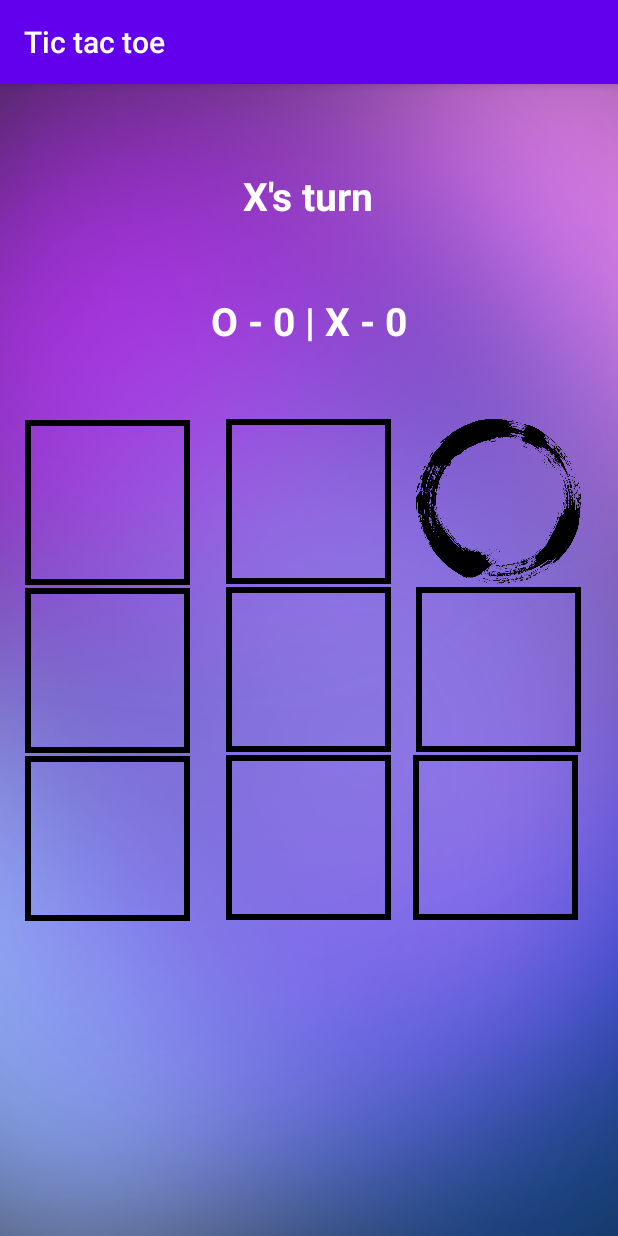
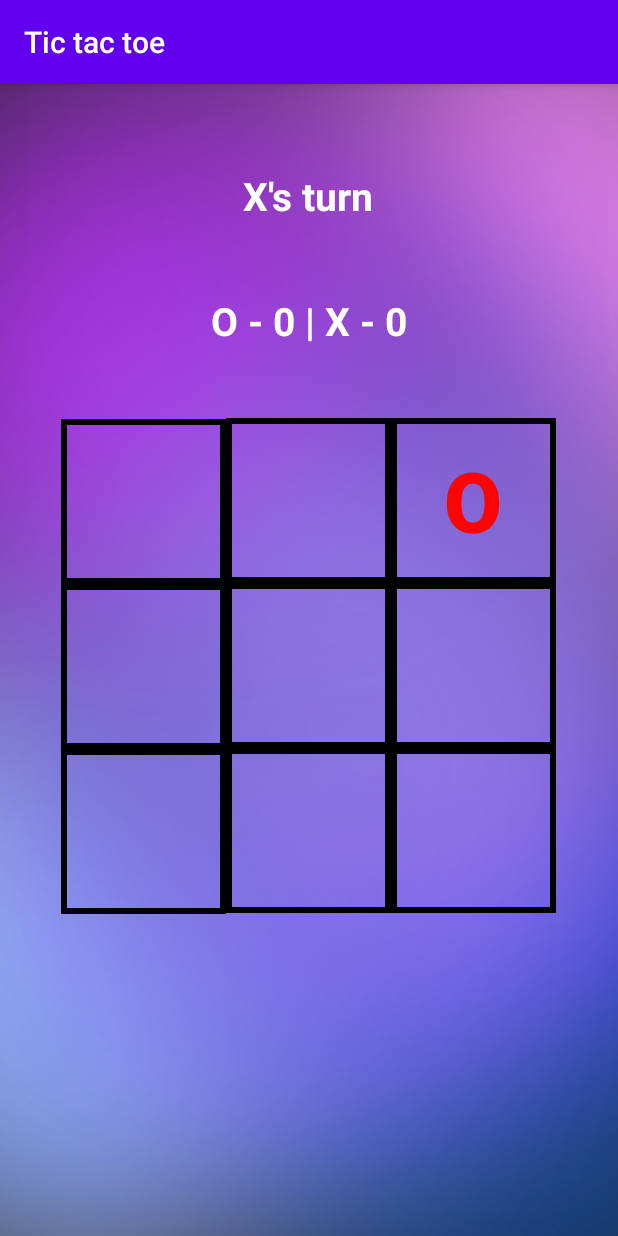
Before and after one commit to vinayak5002/Tic-tac-toe, an Android app: the GamePage screen opened directly, with no data from a screen before it, after a tap on "TODO", on a phone screen of 412 x 824 dp. Run offline under Robolectric (Android 15) with nearby library versions, the phone set to English and light mode, and no system bars.

Commit message:
improvised board UI

```diff
--- a/app/src/main/java/com/tic_tac_toe/app/GamePage.java
+++ b/app/src/main/java/com/tic_tac_toe/app/GamePage.java
@@ -1,5 +1,6 @@
 package com.tic_tac_toe.app;
 
+import android.graphics.Color;
 import android.support.v7.app.AppCompatActivity;
 import android.os.Bundle;
 import android.util.Log;
@@ -26,13 +27,14 @@ public class GamePage extends AppCompatActivity {
     TextView title;
     TextView scores;
     Button rematch;
-    ImageButton button;
+    Button button;
+    Button cell1, cell2, cell3;
     int buttons[] = { R.id._00, R.id._01, R.id._02, R.id._10, R.id._11, R.id._12, R.id._20, R.id._21, R.id._22 };
 
     public void press(View view) {
         count ++;
-        ImageButton button = (ImageButton) findViewById(view.getId());
-        ImageButton disableButton;
+        button = findViewById(view.getId());
+        Button disableButton;
         // Use this id to update in array a and call the getWinner method to find the winner
         int i = positions.get(view.getId()).getI();
         int j = positions.get(view.getId()).getJ();
@@ -41,20 +43,22 @@ public class GamePage extends AppCompatActivity {
         int winner;
 
         if(count %2 == 0){
-            button.setBackgroundResource(R.drawable.x);
+            button.setText("X");
+            button.setTextColor(Color.parseColor("#1803ff"));
             title.setText("O's turn");
             board[i][j] = 1;
             winner = determine.getWinner(board);
         }
         else{
-            button.setBackgroundResource(R.drawable.o);
+            button.setText("O");
+            button.setTextColor(Color.parseColor("#ff0303"));
             title.setText("X's turn");
             board[i][j] = 0;
             winner = determine.getWinner(board);
         }
         button.setEnabled(false);
         Log.i("winner:", String.valueOf(winner));
-        if(winner == 1 || winner == 0){
+        if(winner == 1 || winner == 0) {
             if (winner == 1) {
                 title.setText("Winner is X");
                 xWin++;
@@ -62,13 +66,13 @@ public class GamePage extends AppCompatActivity {
                 title.setText("Winner is O");
                 oWin++;
             }
-            for(i=0; i<9; i++){
+            for (i = 0; i < 9; i++) {
                 disableButton = findViewById(buttons[i]);
                 disableButton.setEnabled(false);
             }
             rematch.setVisibility(View.VISIBLE);
             scores = findViewById(R.id.scores);
-            scores.setText("O - " + oWin +" | X - " + xWin);
+            scores.setText("O - " + oWin + " | X - " + xWin);
         }
         else if(count == 9){
             title.setText("Its a draw");
@@ -112,7 +116,7 @@ public class GamePage extends AppCompatActivity {
         for(int i=0; i<9; i++){
             button = findViewById(buttons[i]);
             button.setEnabled(true);
-            button.setBackgroundResource(R.drawable.button_border);
+            button.setText(" ");
 
             rematch.setVisibility(View.INVISIBLE);
         }
--- a/app/src/main/res/layout/game_page.xml
+++ b/app/src/main/res/layout/game_page.xml
@@ -24,121 +24,136 @@
         app:layout_constraintTop_toTopOf="parent"
         app:layout_constraintVertical_bias="0.077" />
 
-    <ImageButton
+    <Button
         android:id="@+id/_02"
         android:layout_width="110dp"
         android:layout_height="110dp"
-        android:layout_margin="2dp"
+        android:layout_margin="0dp"
+        android:textColor="@android:color/white"
+        android:textSize="56sp"
+        android:textStyle="bold"
+        android:background="@drawable/button_border"
+        android:contentDescription="TODO"
+        android:onClick="press"
+        app:layout_constraintBottom_toBottomOf="parent"
+        app:layout_constraintStart_toEndOf="@+id/_01"
+        app:layout_constraintTop_toTopOf="parent"
+        app:layout_constraintVertical_bias="0.338" />
+
+    <Button
+        android:id="@+id/_11"
+        android:layout_width="110dp"
+        android:layout_height="110dp"
+        android:layout_margin="0dp"
+        android:textColor="@android:color/white"
+        android:textSize="56sp"
+        android:textStyle="bold"
+        android:background="@drawable/button_border"
+        android:contentDescription="TODO"
+        android:onClick="press"
+        app:layout_constraintEnd_toEndOf="parent"
+        app:layout_constraintHorizontal_bias="0.498"
+        app:layout_constraintStart_toStartOf="parent"
+        app:layout_constraintTop_toBottomOf="@+id/_01" />
+
+    <Button
+        android:id="@+id/_12"
+        android:layout_width="110dp"
+        android:layout_height="110dp"
+        android:layout_margin="0dp"
+        android:textColor="@android:color/white"
+        android:textSize="56sp"
+        android:textStyle="bold"
+        android:background="@drawable/button_border"
+        android:onClick="press"
+        app:layout_constraintStart_toEndOf="@+id/_11"
+        app:layout_constraintTop_toBottomOf="@+id/_02" />
+
+    <Button
+        android:id="@+id/_10"
+        android:layout_width="110dp"
+        android:layout_height="110dp"
+        android:layout_margin="0dp"
+        android:textColor="@android:color/white"
+        android:textSize="56sp"
+        android:textStyle="bold"
+        android:background="@drawable/button_border"
+        android:contentDescription="TODO"
+        android:onClick="press"
+        app:layout_constraintEnd_toStartOf="@+id/_11"
+        app:layout_constraintTop_toBottomOf="@+id/_00" />
+
+    <Button
+        android:id="@+id/_20"
+        android:layout_width="110dp"
+        android:layout_height="110dp"
+        android:layout_margin="0dp"
+        android:textColor="@android:color/white"
+        android:textSize="56sp"
+        android:textStyle="bold"
+        android:background="@drawable/button_border"
+        android:contentDescription="TODO"
+        android:onClick="press"
+        app:layout_constraintEnd_toStartOf="@+id/_21"
+        app:layout_constraintTop_toBottomOf="@+id/_10" />
+
+    <Button
+        android:id="@+id/_21"
+        android:layout_width="110dp"
+        android:layout_height="110dp"
+        android:layout_margin="0dp"
+        android:textColor="@android:color/white"
+        android:textSize="56sp"
+        android:textStyle="bold"
         android:background="@drawable/button_border"
         android:contentDescription="TODO"
         android:onClick="press"
         app:layout_constraintBottom_toBottomOf="parent"
         app:layout_constraintEnd_toEndOf="parent"
-        app:layout_constraintHorizontal_bias="0.384"
-        app:layout_constraintStart_toEndOf="@+id/_01"
-        app:layout_constraintTop_toTopOf="parent"
-        app:layout_constraintVertical_bias="0.338" />
+        app:layout_constraintHorizontal_bias="0.498"
+        app:layout_constraintStart_toStartOf="parent"
+        app:layout_constraintTop_toBottomOf="@+id/_11"
+        app:layout_constraintVertical_bias="0.0" />
 
-    <ImageButton
-        android:id="@+id/_11"
+    <Button
+        android:id="@+id/_22"
         android:layout_width="110dp"
         android:layout_height="110dp"
-        android:onClick="press"
-        android:layout_margin="2dp"
-        android:background="@drawable/button_border"
-        app:layout_constraintEnd_toEndOf="parent"
-        app:layout_constraintHorizontal_bias="0.498"
-        app:layout_constraintStart_toStartOf="parent"
-        app:layout_constraintTop_toBottomOf="@+id/_01"
-        android:contentDescription="TODO" />
-
-    <ImageButton
-        android:id="@+id/_12"
-        android:layout_width="110dp"
-        android:layout_height="110dp"
-        android:layout_margin="2dp"
-        android:background="@drawable/button_border"
-        android:onClick="press"
-        app:layout_constraintEnd_toEndOf="parent"
-        app:layout_constraintHorizontal_bias="0.384"
-        app:layout_constraintStart_toEndOf="@+id/_11"
-        app:layout_constraintTop_toBottomOf="@+id/_02" />
-
-    <ImageButton
-        android:id="@+id/_10"
-        android:layout_width="110dp"
-        android:layout_height="110dp"
-        android:layout_margin="2dp"
+        android:layout_margin="0dp"
+        android:textColor="@android:color/white"
+        android:textSize="56sp"
+        android:textStyle="bold"
         android:background="@drawable/button_border"
         android:contentDescription="TODO"
         android:onClick="press"
-        app:layout_constraintEnd_toStartOf="@+id/_11"
-        app:layout_constraintHorizontal_bias="0.4"
-        app:layout_constraintStart_toStartOf="parent"
-        app:layout_constraintTop_toBottomOf="@+id/_00" />
+        app:layout_constraintStart_toEndOf="@+id/_21"
+        app:layout_constraintTop_toBottomOf="@+id/_12" />
 
-    <ImageButton
-        android:id="@+id/_20"
-        android:layout_width="110dp"
-        android:layout_height="110dp"
-        android:layout_margin="2dp"
-        android:background="@drawable/button_border"
-        android:contentDescription="TODO"
-        android:onClick="press"
-        app:layout_constraintEnd_toStartOf="@+id/_21"
-        app:layout_constraintHorizontal_bias="0.4"
-        app:layout_constraintStart_toStartOf="parent"
-        app:layout_constraintTop_toBottomOf="@+id/_10" />
-
-    <ImageButton
-        android:id="@+id/_21"
-        android:layout_width="110dp"
-        android:layout_height="110dp"
-        android:layout_margin="2dp"
-        android:onClick="press"
-        android:background="@drawable/button_border"
-        app:layout_constraintBottom_toBottomOf="parent"
-        app:layout_constraintEnd_toEndOf="parent"
-        app:layout_constraintHorizontal_bias="0.498"
-        app:layout_constraintStart_toStartOf="parent"
-        app:layout_constraintTop_toBottomOf="@+id/_11"
-        app:layout_constraintVertical_bias="0.0"
-        android:contentDescription="TODO" />
-
-    <ImageButton
-        android:id="@+id/_22"
-        android:layout_width="110dp"
-        android:layout_height="110dp"
-        android:layout_margin="2dp"
-        android:onClick="press"
-        android:background="@drawable/button_border"
-        app:layout_constraintEnd_toEndOf="parent"
-        app:layout_constraintHorizontal_bias="0.333"
-        app:layout_constraintStart_toEndOf="@+id/_21"
-        app:layout_constraintTop_toBottomOf="@+id/_12"
-        android:contentDescription="TODO" />
-
-    <ImageButton
+    <Button
         android:id="@+id/_00"
         android:layout_width="110dp"
         android:layout_height="110dp"
-        android:layout_margin="2dp"
+        android:layout_margin="0dp"
+        android:textColor="@android:color/white"
+        android:textSize="56sp"
+        android:textStyle="bold"
         android:background="@drawable/button_border"
         android:contentDescription="TODO"
         android:onClick="press"
         app:layout_constraintBottom_toBottomOf="parent"
         app:layout_constraintEnd_toStartOf="@+id/_01"
-        app:layout_constraintHorizontal_bias="0.4"
-        app:layout_constraintStart_toStartOf="parent"
         app:layout_constraintTop_toTopOf="parent"
         app:layout_constraintVertical_bias="0.339"
         tools:srcCompat="@tools:sample/avatars" />
 
-    <ImageButton
+    <Button
         android:id="@+id/_01"
         android:layout_width="110dp"
         android:layout_height="110dp"
-        android:layout_margin="2dp"
+        android:layout_margin="0dp"
+        android:textColor="@android:color/white"
+        android:textSize="56sp"
+        android:textStyle="bold"
         android:background="@drawable/button_border"
         android:contentDescription="TODO"
         android:onClick="press"
```
